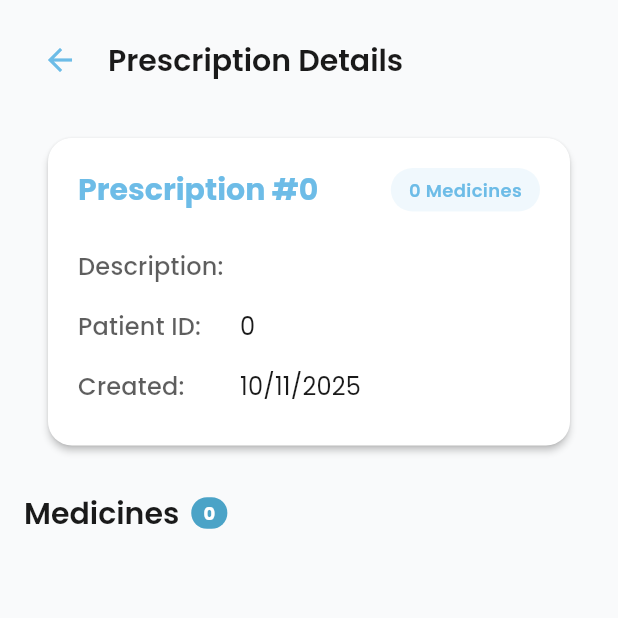
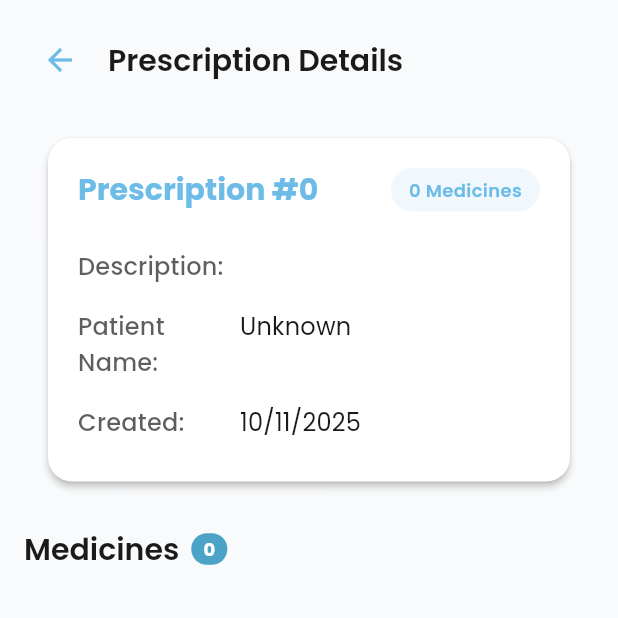
Before and after one commit to boudidahilyes/HealthEase, a Flutter app: the PrescriptionDetailPage screen opened directly with empty values, on a phone screen of 412 x 824 dp, the top half of it. Run offline on Flutter 3.47's test engine with Material 3 defaults, Android fonts, the light colour scheme and no system bars; our stand-ins replace camera, flutter_local_notifications, google_fonts, image_picker, permission_handler, sqflite and 1 more; accounts and stored records are empty.

Commit message:
feat: Implement prescription deletion and improve UX
This commit introduces the functionality to delete prescriptions and enhances the user experience on the prescription management pages.

- **`PrescriptionService`**:
  - Adds a new `deletePrescription` method to send a `DELETE` request to the API.

- **`PrescriptionListPage`**:
  - Implements the delete functionality, allowing users to remove a prescription via a delete icon button. The list is refreshed upon successful deletion.
  - Replaces the "Patient ID" text input with a "Select Patient" dropdown for improved usability and data integrity when creating a new prescription.
  - Updates the search functionality to filter prescriptions by patient name instead of ID.
  - The data table now displays the patient's name instead of their ID.
  - Adds `FilteringTextInputFormatter.digitsOnly` to numeric input fields for better validation.

- **`PrescriptionDetailPage`**:
  - Displays the patient's full name instead of their ID, fetching it from a hardcoded user list.

```diff
--- a/lib/dashboard/pages/prescription/prescription_detail.dart
+++ b/lib/dashboard/pages/prescription/prescription_detail.dart
@@ -9,6 +9,11 @@ class PrescriptionDetailPage extends StatelessWidget {
 
   @override
   Widget build(BuildContext context) {
+    final List<Map<String, dynamic>> _users = [
+      {'id': 1, 'name': 'John Doe'},
+      {'id': 2, 'name': 'Jane Smith'},
+      {'id': 3, 'name': 'Alice Johnson'},
+    ];
     return Scaffold(
       backgroundColor: AppTheme.backgroundColor,
       body: Padding(
@@ -35,7 +40,6 @@ class PrescriptionDetailPage extends StatelessWidget {
             ),
             const SizedBox(height: 20),
 
-            // Prescription Info Card
             Card(
               elevation: 2,
               shape: RoundedRectangleBorder(
@@ -84,8 +88,11 @@ class PrescriptionDetailPage extends StatelessWidget {
                     ),
                     _buildInfoRow(
                       context,
-                      'Patient ID:',
-                      prescription.patientId.toString(),
+                      'Patient Name:',
+                        _users.firstWhere(
+                              (user) => user['id'] == prescription.patientId,
+                          orElse: () => {'name': 'Unknown'},
+                        )['name'],
                     ),
                     _buildInfoRow(
                       context,
```
Also changed, not shown: lib/core/services/prescription_service.dart (+13 -0 lines), lib/dashboard/pages/prescription/prescription_list.dart (+61 -36 lines).
